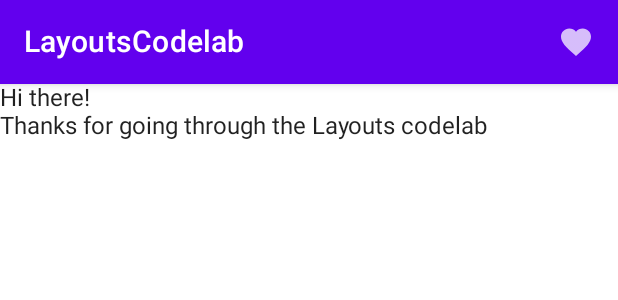
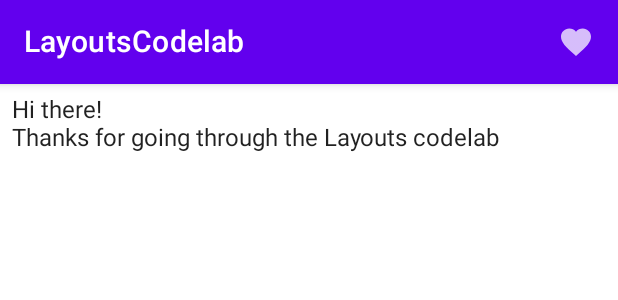
Before and after one commit to comye1/JetPackCompose, an Android app built with Jetpack Compose: the @Preview function LayoutsCodelabPreview, on a phone screen of 412 x 824 dp. Shown: the top 300 px of the screen. Run offline under Robolectric (Android 15) with nearby library versions, the phone set to English and light mode, and no system bars.

Commit message:
Material Components - Placing modifiers

```diff
--- a/ComposeLayouts/app/src/main/java/com/example/composelayouts/MainActivity.kt
+++ b/ComposeLayouts/app/src/main/java/com/example/composelayouts/MainActivity.kt
@@ -87,7 +87,7 @@ fun LayoutsCodelab(){
             )
         }
     ) { innerPadding ->
-        BodyContent(Modifier.padding(innerPadding))
+        BodyContent(Modifier.padding(innerPadding).padding(8.dp))
     }
 }
 
```
